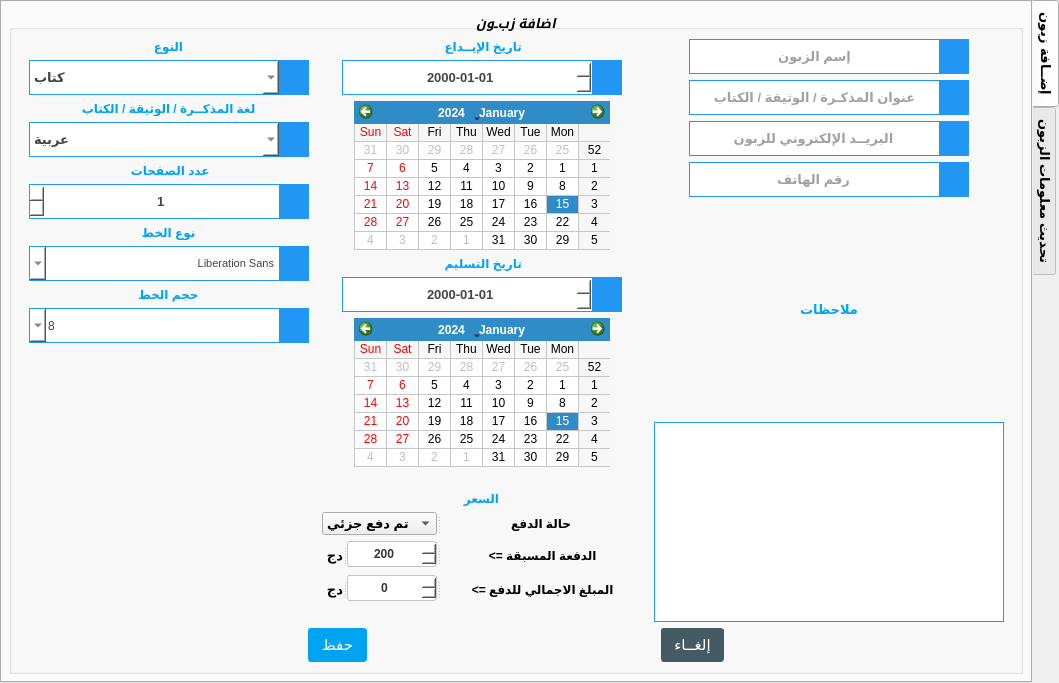
Old version of the form tabwidgetclients.ui in the repository ashraf-kx/maktaba-assistant.
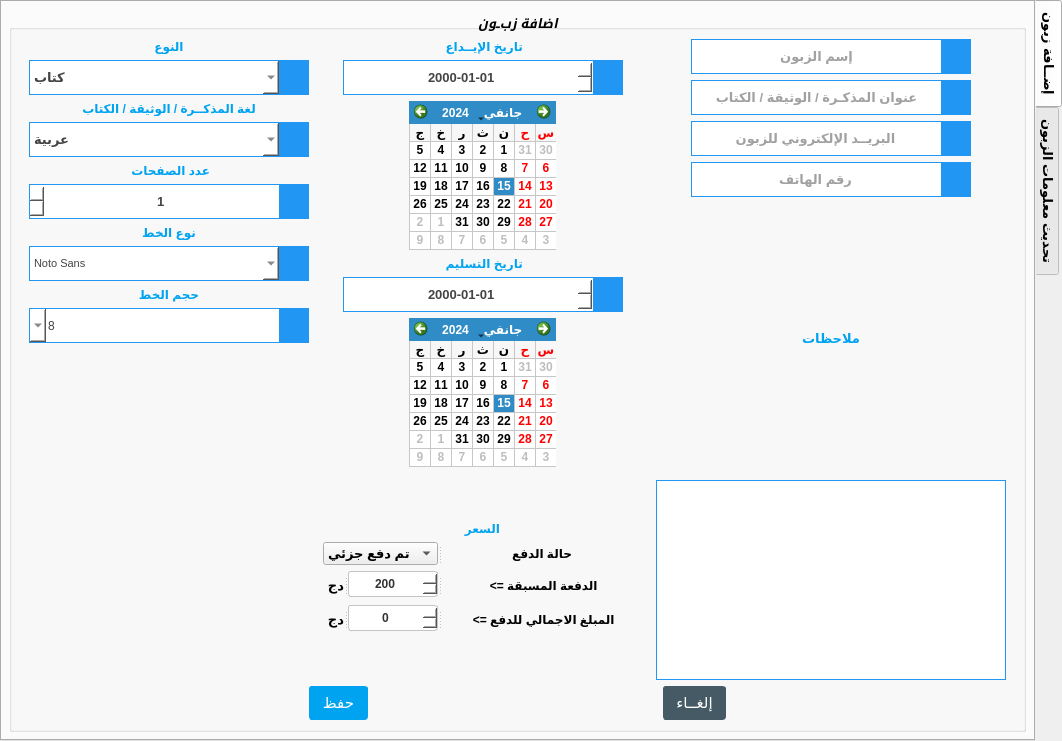
New version of the form. Icons and pictures are not drawn.

The edit to the form file:
```diff
--- a/tabwidgetclients.ui
+++ b/tabwidgetclients.ui
@@ -6,8 +6,8 @@
    <rect>
     <x>0</x>
     <y>0</y>
-    <width>1059</width>
-    <height>683</height>
+    <width>1062</width>
+    <height>741</height>
    </rect>
   </property>
   <property name="font">
@@ -744,7 +744,7 @@
 &lt;html&gt;&lt;head&gt;&lt;meta name=&quot;qrichtext&quot; content=&quot;1&quot; /&gt;&lt;style type=&quot;text/css&quot;&gt;
 p, li { white-space: pre-wrap; }
 &lt;/style&gt;&lt;/head&gt;&lt;body style=&quot; font-family:'MS Shell Dlg 2'; font-size:10pt; font-weight:600; font-style:italic;&quot;&gt;
-&lt;p style=&quot;-qt-paragraph-type:empty; margin-top:0px; margin-bottom:0px; margin-left:0px; margin-right:0px; -qt-block-indent:0; text-indent:0px;&quot;&gt;&lt;/p&gt;&lt;/body&gt;&lt;/html&gt;</string>
+&lt;p style=&quot;-qt-paragraph-type:empty; margin-top:0px; margin-bottom:0px; margin-left:0px; margin-right:0px; -qt-block-indent:0; text-indent:0px;&quot;&gt;&lt;br /&gt;&lt;/p&gt;&lt;/body&gt;&lt;/html&gt;</string>
                </property>
               </widget>
              </item>
@@ -946,9 +946,31 @@
                  <height>16777215</height>
                 </size>
                </property>
+               <property name="font">
+                <font>
+                 <weight>75</weight>
+                 <bold>true</bold>
+                 <kerning>false</kerning>
+                </font>
+               </property>
+               <property name="locale">
+                <locale language="Arabic" country="Algeria"/>
+               </property>
+               <property name="firstDayOfWeek">
+                <enum>Qt::Saturday</enum>
+               </property>
                <property name="gridVisible">
                 <bool>true</bool>
                </property>
+               <property name="horizontalHeaderFormat">
+                <enum>QCalendarWidget::SingleLetterDayNames</enum>
+               </property>
+               <property name="verticalHeaderFormat">
+                <enum>QCalendarWidget::NoVerticalHeader</enum>
+               </property>
+               <property name="dateEditEnabled">
+                <bool>false</bool>
+               </property>
               </widget>
              </item>
              <item>
@@ -1145,9 +1167,37 @@
                  <height>16777215</height>
                 </size>
                </property>
+               <property name="font">
+                <font>
+                 <weight>75</weight>
+                 <bold>true</bold>
+                 <kerning>false</kerning>
+                </font>
+               </property>
+               <property name="autoFillBackground">
+                <bool>true</bool>
+               </property>
+               <property name="locale">
+                <locale language="Arabic" country="Algeria"/>
+               </property>
+               <property name="firstDayOfWeek">
+                <enum>Qt::Saturday</enum>
+               </property>
                <property name="gridVisible">
                 <bool>true</bool>
                </property>
+               <property name="horizontalHeaderFormat">
+                <enum>QCalendarWidget::SingleLetterDayNames</enum>
+               </property>
+               <property name="verticalHeaderFormat">
+                <enum>QCalendarWidget::NoVerticalHeader</enum>
+               </property>
+               <property name="navigationBarVisible">
+                <bool>true</bool>
+               </property>
+               <property name="dateEditEnabled">
+                <bool>false</bool>
+               </property>
               </widget>
              </item>
              <item>
@@ -2137,11 +2187,24 @@
                  <pointsize>8</pointsize>
                  <weight>50</weight>
                  <bold>false</bold>
-                 <kerning>false</kerning>
+                 <stylestrategy>PreferDefault</stylestrategy>
+                 <kerning>true</kerning>
                 </font>
                </property>
+               <property name="cursor">
+                <cursorShape>PointingHandCursor</cursorShape>
+               </property>
+               <property name="contextMenuPolicy">
+                <enum>Qt::CustomContextMenu</enum>
+               </property>
+               <property name="layoutDirection">
+                <enum>Qt::LeftToRight</enum>
+               </property>
+               <property name="autoFillBackground">
+                <bool>false</bool>
+               </property>
                <property name="styleSheet">
-                <string notr="true">QFontComboBox
+                <string notr="true">QComboBox
 {
 
 
@@ -2151,7 +2214,7 @@
 	border-right:0px solid #FFFFFF;
     vertical-align: middle;
 }
-QFontComboBox:hover
+QComboBox:hover
 {
 	color: #000000;
 
@@ -2165,6 +2228,31 @@
                <property name="editable">
                 <bool>false</bool>
                </property>
+               <property name="sizeAdjustPolicy">
+                <enum>QComboBox::AdjustToContents</enum>
+               </property>
+               <property name="iconSize">
+                <size>
+                 <width>16</width>
+                 <height>16</height>
+                </size>
+               </property>
+               <property name="frame">
+                <bool>false</bool>
+               </property>
+               <property name="writingSystem">
+                <enum>QFontDatabase::Any</enum>
+               </property>
+               <property name="fontFilters">
+                <set>QFontComboBox::AllFonts</set>
+               </property>
+               <property name="currentFont">
+                <font>
+                 <family>Arial Black</family>
+                 <weight>75</weight>
+                 <bold>true</bold>
+                </font>
+               </property>
               </widget>
              </item>
              <item>
```
Left out of the diff: 18 changed lines with no effect on the pictures.
